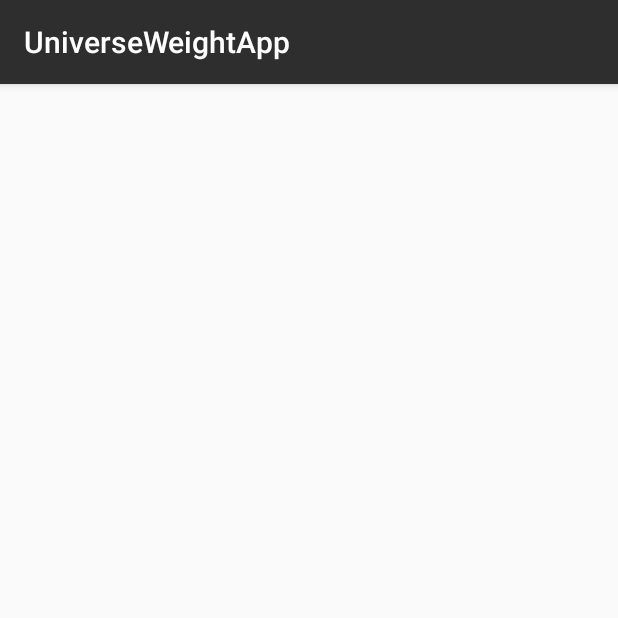
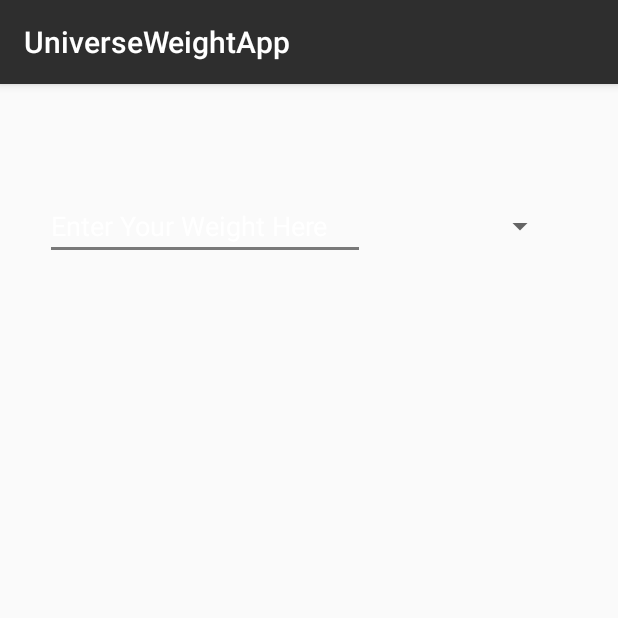
Before and after one commit to jaypatelgit85/UniverseWeightApp, an Android app: the WeightCalculator screen opened directly, with no data from a screen before it, on a phone screen of 412 x 824 dp, the top half of it. Run offline under Robolectric (Android 15) with nearby library versions, the phone set to English and light mode, and no system bars; 1 statement that could not run was skipped.

Commit message:
App Icon Added

```diff
--- a/app/src/main/AndroidManifest.xml
+++ b/app/src/main/AndroidManifest.xml
@@ -4,7 +4,7 @@
 
     <application
         android:allowBackup="true"
-        android:icon="@mipmap/ic_launcher"
+        android:icon="@drawable/app_icon_main"
         android:label="@string/app_name"
         android:roundIcon="@mipmap/ic_launcher_round"
         android:supportsRtl="true"
--- a/app/src/main/java/patel/jay/personal/universeweightapp/WeightCalculator.java
+++ b/app/src/main/java/patel/jay/personal/universeweightapp/WeightCalculator.java
@@ -10,6 +10,7 @@ import android.transition.Fade;
 import android.transition.Slide;
 import android.util.Log;
 import android.view.Window;
+
 import java.util.Random;
 
 public class WeightCalculator extends AppCompatActivity {
@@ -22,6 +23,7 @@ public class WeightCalculator extends AppCompatActivity {
 
         getWindow().requestFeature(Window.FEATURE_CONTENT_TRANSITIONS);
         setContentView(R.layout.activity_weight_calculator);
+
         Intent intent = getIntent();
         planet = intent.getStringExtra("planetName");
         Random r = new Random();
@@ -52,7 +54,7 @@ public class WeightCalculator extends AppCompatActivity {
                 Log.d("", "");
 
         }
-        mainLayout = findViewById(R.id.mainConstraintLayout);
+        mainLayout = findViewById(R.id.mainConstaintLayout);
 
         backgroundSwitcher(planet);
     }
--- a/app/src/main/res/layout/activity_weight_calculator.xml
+++ b/app/src/main/res/layout/activity_weight_calculator.xml
@@ -2,10 +2,36 @@
 <androidx.constraintlayout.widget.ConstraintLayout xmlns:android="http://schemas.android.com/apk/res/android"
     xmlns:app="http://schemas.android.com/apk/res-auto"
     xmlns:tools="http://schemas.android.com/tools"
-    android:id="@+id/mainConstraintLayout"
+    android:id="@+id/mainConstaintLayout"
     android:layout_width="match_parent"
     android:layout_height="match_parent"
+
     tools:context=".WeightCalculator">
 
+    <EditText
+        android:id="@+id/editText"
+        android:layout_width="wrap_content"
+        android:layout_height="wrap_content"
+        android:layout_marginStart="30dp"
+        android:layout_marginTop="72dp"
+        android:layout_marginEnd="3dp"
+        android:ems="10"
+        android:hint="@string/enter_your_weight_here"
+        android:inputType="textPersonName"
+        android:textColor="@android:color/white"
+        android:textColorHint="@android:color/white"
+        app:layout_constraintEnd_toEndOf="parent"
+        app:layout_constraintEnd_toStartOf="@+id/spinner"
+        app:layout_constraintHorizontal_bias="0.151"
+        app:layout_constraintStart_toStartOf="parent"
+        app:layout_constraintTop_toTopOf="parent" />
 
+    <Spinner
+        android:id="@+id/spinner"
+        android:layout_width="0dp"
+        android:layout_height="46dp"
+        android:layout_marginEnd="41dp"
+        app:layout_constraintEnd_toEndOf="parent"
+        app:layout_constraintStart_toEndOf="@+id/editText"
+        app:layout_constraintTop_toTopOf="@+id/editText" />
 </androidx.constraintlayout.widget.ConstraintLayout>
--- a/app/src/main/res/mipmap-anydpi-v26/ic_launcher.xml
+++ b/app/src/main/res/mipmap-anydpi-v26/ic_launcher.xml
@@ -1,5 +1,5 @@
 <?xml version="1.0" encoding="utf-8"?>
 <adaptive-icon xmlns:android="http://schemas.android.com/apk/res/android">
-    <background android:drawable="@drawable/ic_launcher_background" />
-    <foreground android:drawable="@drawable/ic_launcher_foreground" />
+    <background android:drawable="@drawable/app_icon_main" />
+    <foreground android:drawable="@drawable/app_icon_main" />
 </adaptive-icon>
--- a/app/src/main/res/mipmap-anydpi-v26/ic_launcher_round.xml
+++ b/app/src/main/res/mipmap-anydpi-v26/ic_launcher_round.xml
@@ -1,5 +1,5 @@
 <?xml version="1.0" encoding="utf-8"?>
 <adaptive-icon xmlns:android="http://schemas.android.com/apk/res/android">
     <background android:drawable="@drawable/ic_launcher_background" />
-    <foreground android:drawable="@drawable/ic_launcher_foreground" />
+    <foreground android:drawable="@drawable/app_icon_main" />
 </adaptive-icon>
--- a/app/src/main/res/values/strings.xml
+++ b/app/src/main/res/values/strings.xml
@@ -1,3 +1,4 @@
 <resources>
     <string name="app_name">UniverseWeightApp</string>
+    <string name="enter_your_weight_here">Enter Your Weight Here</string>
 </resources>
```
Also changed, not shown: app/src/main/res/drawable/app_icon_main.jpeg (added).
